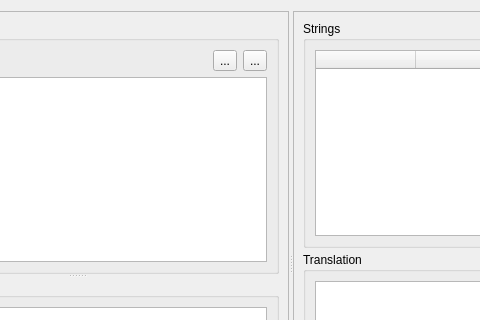
The window that limereport/translationeditor/translationeditor.ui (fralx/LimeReport) describes before a commit, drawn with Qt 5; both pictures show x 146 to 626 and y 0 to 320 of the 873 by 525 pixel window.
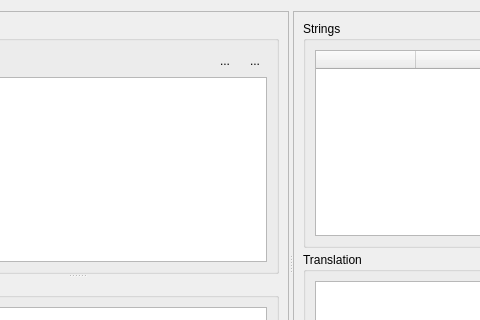
The same window after the commit. Icons and pictures are not drawn.

```diff
--- a/limereport/translationeditor/translationeditor.ui
+++ b/limereport/translationeditor/translationeditor.ui
@@ -64,6 +64,9 @@
                 <iconset resource="translationeditor.qrc">
                  <normaloff>:/translationeditor/images/add.png</normaloff>:/translationeditor/images/add.png</iconset>
                </property>
+               <property name="autoRaise">
+                <bool>true</bool>
+               </property>
               </widget>
              </item>
              <item>
@@ -75,6 +78,9 @@
                 <iconset resource="translationeditor.qrc">
                  <normaloff>:/translationeditor/images/remove.png</normaloff>:/translationeditor/images/remove.png</iconset>
                </property>
+               <property name="autoRaise">
+                <bool>true</bool>
+               </property>
               </widget>
              </item>
             </layout>
```
Left out of the diff: 4 changed lines with no effect on the pictures.
